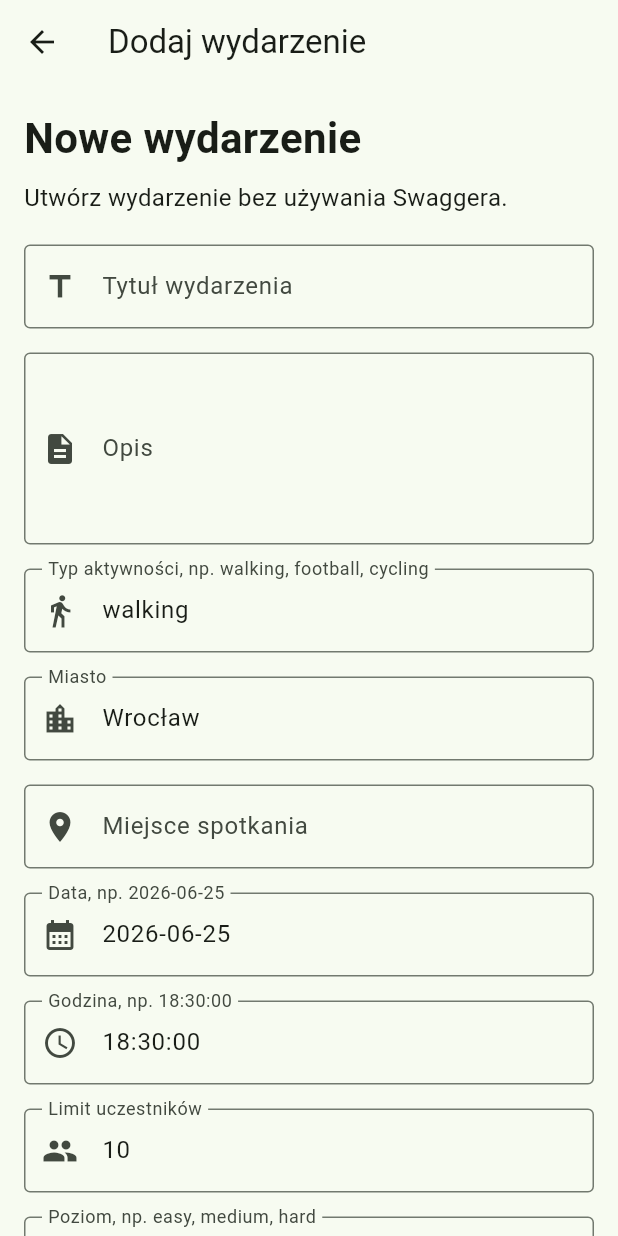
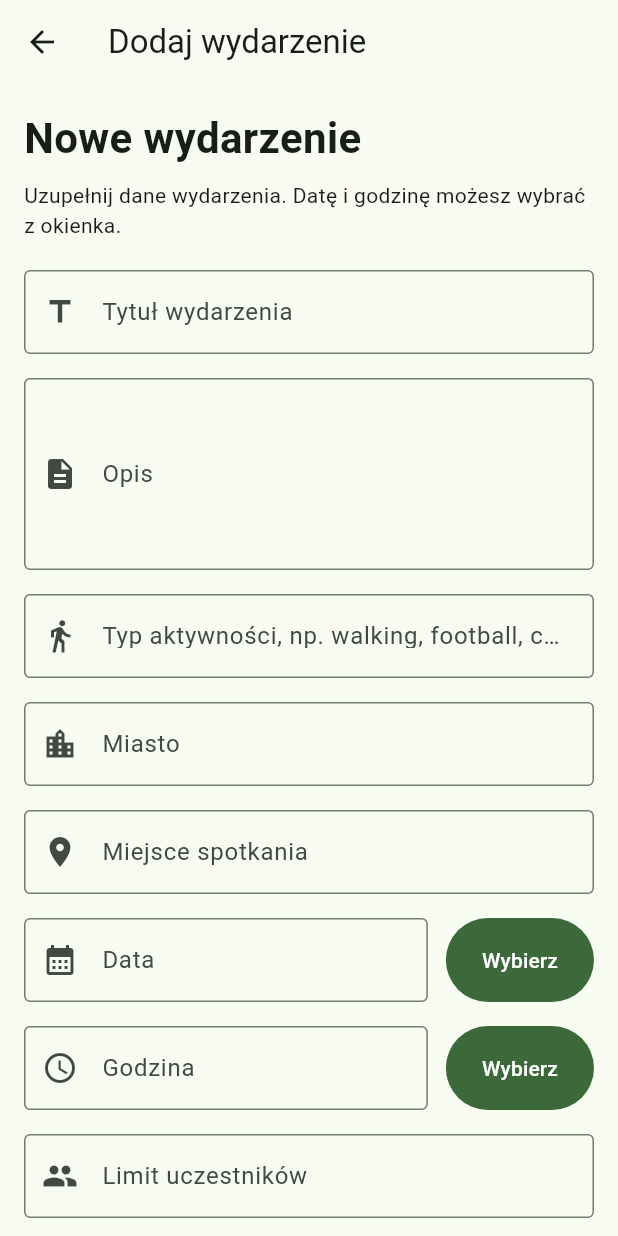
Before and after one commit to rubajczykpawel-oss/ruszamy-app, a Flutter app: the CreateEventScreen screen opened directly with empty values, on a phone screen of 412 x 824 dp. Run offline on Flutter 3.47's test engine with Material 3 defaults, Android fonts, the phone set to English and light mode, and no system bars; accounts and stored records are empty.

Commit message:
Add date and time pickers for events

```diff
--- a/frontend/lib/screens/create_event_screen.dart
+++ b/frontend/lib/screens/create_event_screen.dart
@@ -42,16 +42,59 @@ class _CreateEventScreenState extends State<CreateEventScreen> {
 
   AppEvent? createdEvent;
 
-  @override
-  void initState() {
-    super.initState();
+  Future<void> pickDate() async {
+    final DateTime now = DateTime.now();
 
-    activityTypeController.text = 'walking';
-    cityController.text = 'Wrocław';
-    dateController.text = '2026-06-25';
-    timeController.text = '18:30:00';
-    maxParticipantsController.text = '10';
-    levelController.text = 'easy';
+    final DateTime? selectedDate = await showDatePicker(
+      context: context,
+      initialDate: now,
+      firstDate: now,
+      lastDate: DateTime(now.year + 5),
+    );
+
+    if (selectedDate == null) {
+      return;
+    }
+
+    final String formattedDate = formatDate(selectedDate);
+
+    setState(() {
+      dateController.text = formattedDate;
+    });
+  }
+
+  Future<void> pickTime() async {
+    final TimeOfDay now = TimeOfDay.now();
+
+    final TimeOfDay? selectedTime = await showTimePicker(
+      context: context,
+      initialTime: now,
+    );
+
+    if (selectedTime == null) {
+      return;
+    }
+
+    final String formattedTime = formatTime(selectedTime);
+
+    setState(() {
+      timeController.text = formattedTime;
+    });
+  }
+
+  String formatDate(DateTime date) {
+    final String year = date.year.toString();
+    final String month = date.month.toString().padLeft(2, '0');
+    final String day = date.day.toString().padLeft(2, '0');
+
+    return '$year-$month-$day';
+  }
+
+  String formatTime(TimeOfDay time) {
+    final String hour = time.hour.toString().padLeft(2, '0');
+    final String minute = time.minute.toString().padLeft(2, '0');
+
+    return '$hour:$minute:00';
   }
 
   Future<void> createEvent() async {
@@ -81,7 +124,7 @@ class _CreateEventScreenState extends State<CreateEventScreen> {
     }
 
     try {
-      final AppEvent newEvent = await eventsApiService.createEvent(
+      final AppEvent savedEvent = await eventsApiService.createEvent(
         token: widget.token,
         title: titleController.text,
         description: descriptionController.text,
@@ -99,7 +142,7 @@ class _CreateEventScreenState extends State<CreateEventScreen> {
       );
 
       setState(() {
-        createdEvent = newEvent;
+        createdEvent = savedEvent;
         successMessage = 'Wydarzenie zostało utworzone.';
       });
     } catch (error) {
@@ -115,27 +158,8 @@ class _CreateEventScreenState extends State<CreateEventScreen> {
     }
   }
 
-  void clearForm() {
-    titleController.clear();
-    descriptionController.clear();
-    locationNameController.clear();
-    ageMinController.clear();
-    ageMaxController.clear();
-    groupIdController.clear();
-
-    activityTypeController.text = 'walking';
-    cityController.text = 'Wrocław';
-    dateController.text = '2026-06-25';
-    timeController.text = '18:30:00';
-    maxParticipantsController.text = '10';
-    levelController.text = 'easy';
-
-    setState(() {
-      isPublic = true;
-      errorMessage = '';
-      successMessage = '';
-      createdEvent = null;
-    });
+  void goBack() {
+    Navigator.pop(context, true);
   }
 
   @override
@@ -174,8 +198,7 @@ class _CreateEventScreenState extends State<CreateEventScreen> {
           ),
           const SizedBox(height: 8),
           const Text(
-            'Utwórz wydarzenie bez używania Swaggera.',
-            style: TextStyle(fontSize: 16),
+            'Uzupełnij dane wydarzenia. Datę i godzinę możesz wybrać z okienka.',
           ),
           const SizedBox(height: 20),
           buildTextField(
@@ -209,17 +232,9 @@ class _CreateEventScreenState extends State<CreateEventScreen> {
             icon: Icons.place,
           ),
           const SizedBox(height: 16),
-          buildTextField(
-            controller: dateController,
-            label: 'Data, np. 2026-06-25',
-            icon: Icons.calendar_month,
-          ),
+          buildDatePickerField(),
           const SizedBox(height: 16),
-          buildTextField(
-            controller: timeController,
-            label: 'Godzina, np. 18:30:00',
-            icon: Icons.access_time,
-          ),
+          buildTimePickerField(),
           const SizedBox(height: 16),
           buildTextField(
             controller: maxParticipantsController,
@@ -297,7 +312,7 @@ class _CreateEventScreenState extends State<CreateEventScreen> {
               child: Padding(
                 padding: const EdgeInsets.all(16),
                 child: Text(
-                  'Utworzono event: ${createdEvent!.title}\nID: ${createdEvent!.id}',
+                  'Utworzono event: ${createdEvent!.title}\nMiasto: ${createdEvent!.city}\nData: ${createdEvent!.date}\nGodzina: ${createdEvent!.time}',
                 ),
               ),
             ),
@@ -316,24 +331,67 @@ class _CreateEventScreenState extends State<CreateEventScreen> {
           SizedBox(
             height: 48,
             child: OutlinedButton.icon(
-              onPressed: isSaving ? null : clearForm,
-              icon: const Icon(Icons.cleaning_services),
-              label: const Text('Wyczyść formularz'),
+              onPressed: goBack,
+              icon: const Icon(Icons.arrow_back),
+              label: const Text('Wróć'),
             ),
           ),
-          const SizedBox(height: 24),
-          const Text(
-            'Formaty wymagane przez backend:',
-            style: TextStyle(
-              fontWeight: FontWeight.bold,
-            ),
-          ),
-          const SizedBox(height: 4),
-          const Text('Data: YYYY-MM-DD, np. 2026-06-25'),
-          const Text('Godzina: HH:MM:SS, np. 18:30:00'),
-          const Text('Jeśli event nie jest grupowy, zostaw ID grupy puste.'),
         ],
       ),
+    );
+  }
+
+  Widget buildDatePickerField() {
+    return Row(
+      children: [
+        Expanded(
+          child: TextField(
+            controller: dateController,
+            readOnly: true,
+            decoration: const InputDecoration(
+              labelText: 'Data',
+              border: OutlineInputBorder(),
+              prefixIcon: Icon(Icons.calendar_month),
+            ),
+            onTap: pickDate,
+          ),
+        ),
+        const SizedBox(width: 12),
+        SizedBox(
+          height: 56,
+          child: FilledButton(
+            onPressed: pickDate,
+            child: const Text('Wybierz'),
+          ),
+        ),
+      ],
+    );
+  }
+
+  Widget buildTimePickerField() {
+    return Row(
+      children: [
+        Expanded(
+          child: TextField(
+            controller: timeController,
+            readOnly: true,
+            decoration: const InputDecoration(
+              labelText: 'Godzina',
+              border: OutlineInputBorder(),
+              prefixIcon: Icon(Icons.access_time),
+            ),
+            onTap: pickTime,
+          ),
+        ),
+        const SizedBox(width: 12),
+        SizedBox(
+          height: 56,
+          child: FilledButton(
+            onPressed: pickTime,
+            child: const Text('Wybierz'),
+          ),
+        ),
+      ],
     );
   }
 
```
Also changed, not shown: frontend/lib/screens/edit_event_screen.dart (+137 -11 lines).
